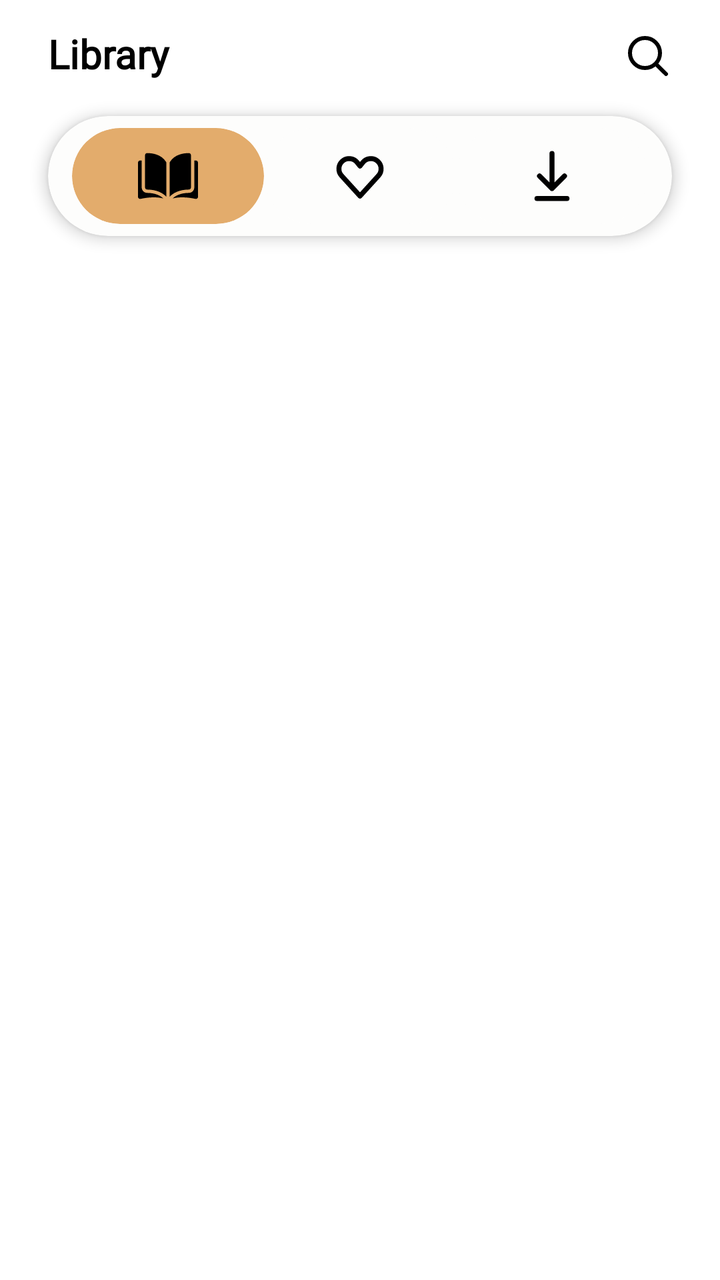
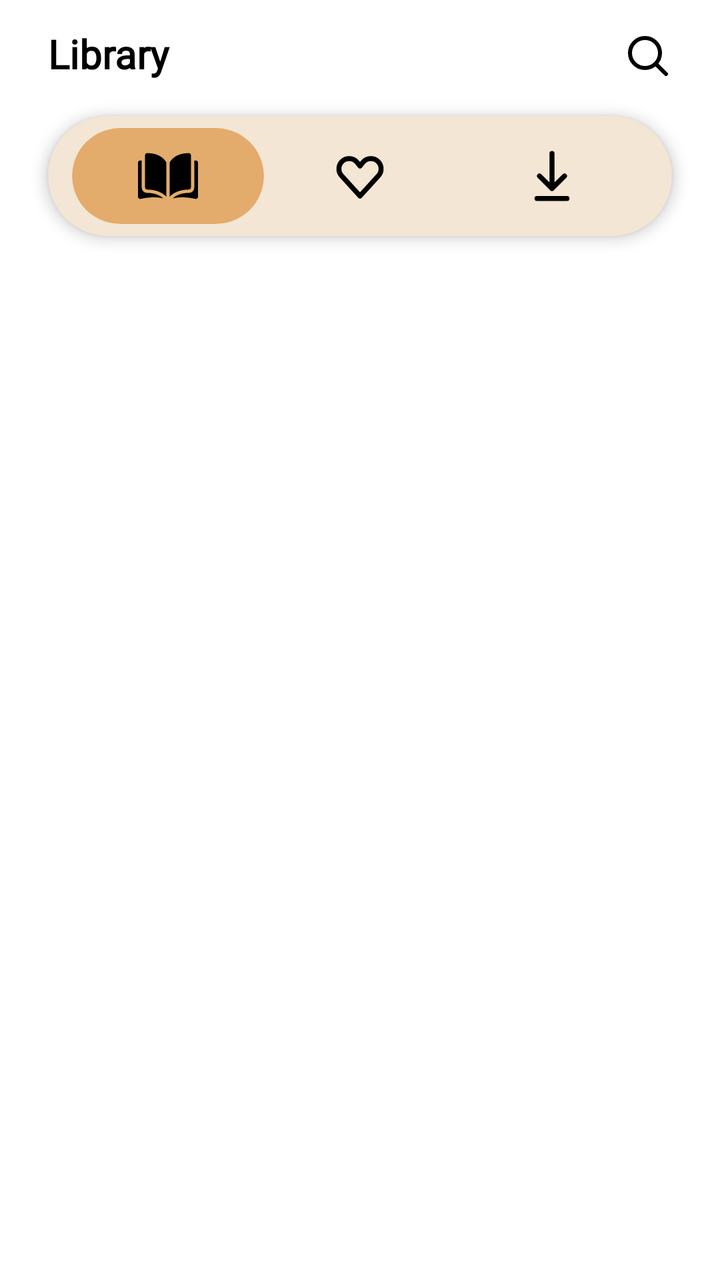

Compare the two renders of this Android layout. The source of the first and the diff that turns it into the second are given below.
<!-- AndroidManifest.xml: application theme Theme.BatiBookTwo -->
<!-- res/layout/fragment_library.xml -->
<?xml version="1.0" encoding="utf-8"?>
<RelativeLayout xmlns:android="http://schemas.android.com/apk/res/android"
    xmlns:app="http://schemas.android.com/apk/res-auto"
    xmlns:tools="http://schemas.android.com/tools"
    android:id="@+id/libraryScreen"
    android:layout_width="match_parent"
    android:layout_height="match_parent"
    android:background="#FFFFFF"
    tools:context=".Library">

    <LinearLayout
        android:id="@+id/topBar"
        android:layout_width="match_parent"
        android:layout_height="wrap_content"
        android:orientation="horizontal"
        android:padding="16dp"
        android:gravity="center_vertical"
        android:background="#FFFFFF">

    <TextView
            android:id="@+id/tvLibrary"
            android:layout_width="0dp"
            android:layout_height="wrap_content"
            android:layout_weight="1"
            android:fontFamily="@font/poppins_bold"
            android:includeFontPadding="false"
            android:text="@string/library"
            android:layout_marginStart="8dp"
            android:textSize="20sp"
            android:textStyle="bold"
            android:textColor="@color/black" />

        <ImageView
            android:id="@+id/ivSearch"
            android:layout_width="24dp"
            android:layout_height="24dp"
            android:layout_marginEnd="8dp"
            android:src="@drawable/search"
            android:contentDescription="@string/search" />
    </LinearLayout>

    <androidx.cardview.widget.CardView
        android:id="@+id/filter_bar"
        android:layout_width="match_parent"
        android:layout_height="60dp"
        android:layout_below="@id/topBar"
        android:layout_marginHorizontal="24dp"
        android:layout_marginTop="2dp"
        app:cardBackgroundColor="#FDFDFC"
        app:cardCornerRadius="30dp"
        app:cardElevation="4dp"
        app:strokeColor="#E3AC6C"
        app:strokeWidth="2dp"
        tools:ignore="VisualLintBounds">

        <LinearLayout
            android:layout_width="match_parent"
            android:layout_height="match_parent"
            android:orientation="horizontal"
            android:gravity="center"
            android:weightSum="3"
            android:paddingHorizontal="12dp">

            <androidx.cardview.widget.CardView
                android:id="@+id/btn_books"
                android:layout_width="48dp"
                android:layout_height="48dp"
                android:layout_weight="1"
                app:cardCornerRadius="24dp"
                app:cardBackgroundColor="#E3AC6C"
                app:cardElevation="0dp"
                android:layout_gravity="center">

                <ImageView
                    android:layout_width="30dp"
                    android:layout_height="30dp"
                    android:layout_gravity="center"
                    android:src="@drawable/library"
                    android:contentDescription="@string/books"
                    app:tint="#000000" />
            </androidx.cardview.widget.CardView>

            <androidx.cardview.widget.CardView
                android:id="@+id/btn_favorites"
                android:layout_width="48dp"
                android:layout_height="48dp"
                android:layout_weight="1"
                app:cardCornerRadius="24dp"
                app:cardBackgroundColor="#FDFDFC"
                app:cardElevation="0dp"
                android:layout_gravity="center">

                <ImageView
                    android:layout_width="30dp"
                    android:layout_height="30dp"
                    android:layout_gravity="center"
                    android:src="@drawable/heart"
                    android:contentDescription="@string/favorites"
                    app:tint="#000000" />
            </androidx.cardview.widget.CardView>

            <androidx.cardview.widget.CardView
                android:id="@+id/btn_downloads"
                android:layout_width="48dp"
                android:layout_height="48dp"
                android:layout_weight="1"
                app:cardCornerRadius="24dp"
                app:cardBackgroundColor="#FDFDFC"
                app:cardElevation="0dp"
                android:layout_gravity="center">

                <ImageView
                    android:layout_width="30dp"
                    android:layout_height="30dp"
                    android:layout_gravity="center"
                    android:src="@drawable/download"
                    android:contentDescription="@string/downloads"
                    app:tint="#000000" />
            </androidx.cardview.widget.CardView>
        </LinearLayout>
    </androidx.cardview.widget.CardView>

    <ScrollView
        android:id="@+id/scrollView"
        android:layout_below="@id/filter_bar"
        android:layout_width="match_parent"
        android:layout_height="match_parent"
        android:fillViewport="true"
        android:overScrollMode="never">

        <LinearLayout
            android:layout_width="match_parent"
            android:layout_height="wrap_content"
            android:orientation="vertical">

            <GridLayout
                android:id="@+id/bookGrid"
                android:layout_width="match_parent"
                android:layout_height="wrap_content"
                android:columnCount="2"
                android:paddingStart="16dp"
                android:paddingEnd="16dp"
                android:paddingTop="16dp"
                android:paddingBottom="16dp"
                android:gravity="center_horizontal"
                tools:ignore="UselessParent">

            </GridLayout>
        </LinearLayout>
    </ScrollView>
</RelativeLayout>
<!-- resources referenced by this layout -->
<resources>
  <color name="black">#FF000000</color>
  <!-- drawable download (drawable) -->
  <vector xmlns:android="http://schemas.android.com/apk/res/android"
      android:width="800dp"
      android:height="800dp"
      android:viewportWidth="24"
      android:viewportHeight="24">
    <path
        android:pathData="M6,21H18M12,3V17M12,17L17,12M12,17L7,12"
        android:strokeLineJoin="round"
        android:strokeWidth="2"
        android:fillColor="#00000000"
        android:strokeColor="#000000"
        android:strokeLineCap="round"/>
  </vector>
  <!-- drawable heart (drawable) -->
  <vector xmlns:android="http://schemas.android.com/apk/res/android"
      android:width="800dp"
      android:height="800dp"
      android:viewportWidth="24"
      android:viewportHeight="24">
    <path
        android:pathData="M19.237,6.237C20.784,7.784 20.843,10.273 19.372,11.891L12,20L4.628,11.891C3.157,10.273 3.216,7.784 4.763,6.237C6.49,4.51 9.334,4.668 10.859,6.575L12,8L13.14,6.575C14.665,4.668 17.51,4.51 19.237,6.237Z"
        android:strokeLineJoin="round"
        android:strokeWidth="2"
        android:fillColor="#00000000"
        android:strokeColor="#000000"
        android:strokeLineCap="round"/>
  </vector>
  <!-- drawable search (drawable) -->
  <vector xmlns:android="http://schemas.android.com/apk/res/android"
      android:width="800dp"
      android:height="800dp"
      android:viewportWidth="24"
      android:viewportHeight="24">
    <path
        android:pathData="M15.795,15.811L21,21M18,10.5C18,14.642 14.642,18 10.5,18C6.358,18 3,14.642 3,10.5C3,6.358 6.358,3 10.5,3C14.642,3 18,6.358 18,10.5Z"
        android:strokeLineJoin="round"
        android:strokeWidth="2"
        android:fillColor="#00000000"
        android:strokeColor="#000000"
        android:strokeLineCap="round"/>
  </vector>
  <string name="books">Books</string>
  <string name="downloads">Downloads</string>
  <string name="favorites">Favorites</string>
  <string name="library">Library</string>
  <string name="search">Search</string>
  <style name="Theme.BatiBookTwo" parent="Base.Theme.BatiBookTwo" />
  <style name="Base.Theme.BatiBookTwo" parent="Theme.Material3.DayNight.NoActionBar">
          
          <item name="colorPrimary">@color/golden_sand</item>
          <item name="colorOnPrimary">@color/white</item>
          <item name="colorSurface">@color/white</item>
          <item name="colorOnSurface">@color/black</item>
          <item name="android:colorBackground">@color/light_gray</item>
          <item name="colorOnBackground">@color/black</item>
      </style>
  <color name="golden_sand">#E3AC6C</color>
  <color name="white">#FFFFFFFF</color>
  <color name="light_gray">#F4F4F4</color>
  <!-- unchanged entries left out for length: 1 -->
</resources>

<!-- the commit's change to res/layout/fragment_library.xml (unified diff, before → after) -->
@@ -5,7 +5,7 @@
     android:id="@+id/libraryScreen"
     android:layout_width="match_parent"
     android:layout_height="match_parent"
-    android:background="#FFFFFF"
+    android:background="@color/white"
     tools:context=".Library">
 
     <LinearLayout
@@ -15,7 +15,7 @@
         android:orientation="horizontal"
         android:padding="16dp"
         android:gravity="center_vertical"
-        android:background="#FFFFFF">
+        android:background="@color/white">
 
     <TextView
             android:id="@+id/tvLibrary"
@@ -46,7 +46,7 @@
         android:layout_below="@id/topBar"
         android:layout_marginHorizontal="24dp"
         android:layout_marginTop="2dp"
-        app:cardBackgroundColor="#FDFDFC"
+        app:cardBackgroundColor="@color/filter_color"
         app:cardCornerRadius="30dp"
         app:cardElevation="4dp"
         app:strokeColor="#E3AC6C"
@@ -67,7 +67,7 @@
                 android:layout_height="48dp"
                 android:layout_weight="1"
                 app:cardCornerRadius="24dp"
-                app:cardBackgroundColor="#E3AC6C"
+                app:cardBackgroundColor="@color/golden_sand"
                 app:cardElevation="0dp"
                 android:layout_gravity="center">
 
@@ -77,7 +77,7 @@
                     android:layout_gravity="center"
                     android:src="@drawable/library"
                     android:contentDescription="@string/books"
-                    app:tint="#000000" />
+                    app:tint="@color/black" />
             </androidx.cardview.widget.CardView>
 
             <androidx.cardview.widget.CardView
@@ -86,7 +86,7 @@
                 android:layout_height="48dp"
                 android:layout_weight="1"
                 app:cardCornerRadius="24dp"
-                app:cardBackgroundColor="#FDFDFC"
+                app:cardBackgroundColor="@color/filter_color"
                 app:cardElevation="0dp"
                 android:layout_gravity="center">
 
@@ -96,7 +96,7 @@
                     android:layout_gravity="center"
                     android:src="@drawable/heart"
                     android:contentDescription="@string/favorites"
-                    app:tint="#000000" />
+                    app:tint="@color/black" />
             </androidx.cardview.widget.CardView>
 
             <androidx.cardview.widget.CardView
@@ -105,7 +105,7 @@
                 android:layout_height="48dp"
                 android:layout_weight="1"
                 app:cardCornerRadius="24dp"
-                app:cardBackgroundColor="#FDFDFC"
+                app:cardBackgroundColor="@color/filter_color"
                 app:cardElevation="0dp"
                 android:layout_gravity="center">
 
@@ -115,7 +115,7 @@
                     android:layout_gravity="center"
                     android:src="@drawable/download"
                     android:contentDescription="@string/downloads"
-                    app:tint="#000000" />
+                    app:tint="@color/black" />
             </androidx.cardview.widget.CardView>
         </LinearLayout>
     </androidx.cardview.widget.CardView>
<!-- resource entries referenced after the edit -->
@@ -1,6 +1,7 @@
 <!-- resources referenced by this layout -->
 <resources>
   <color name="black">#FF000000</color>
+  <color name="filter_color">#F4E6D4</color>
   <!-- drawable download (drawable) -->
   <vector xmlns:android="http://schemas.android.com/apk/res/android"
       android:width="800dp"
